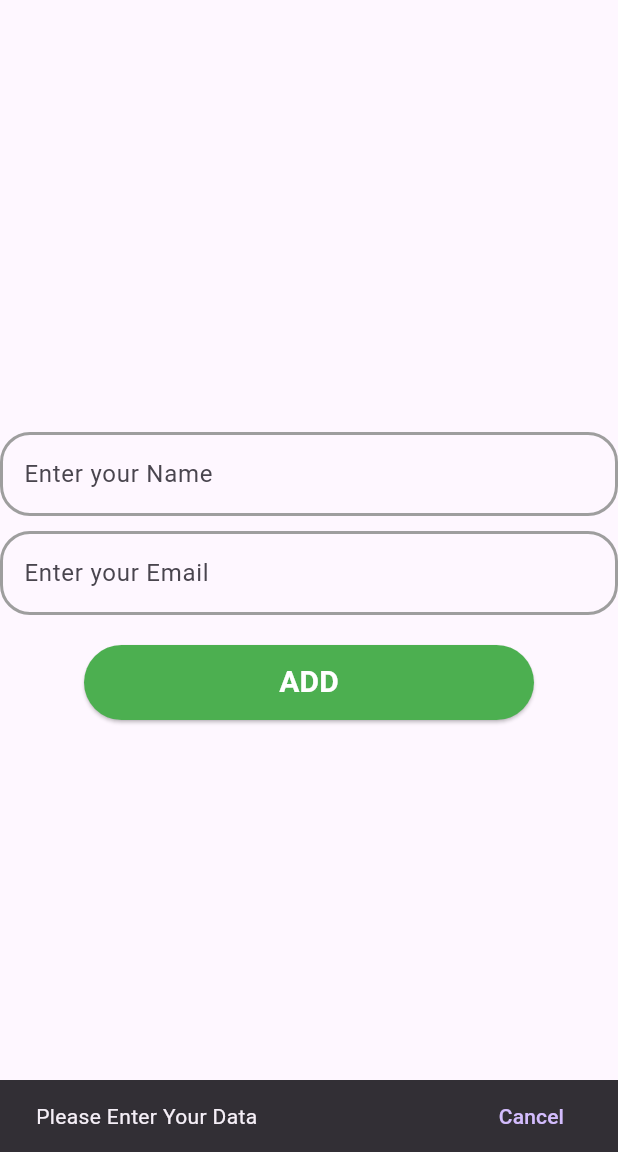
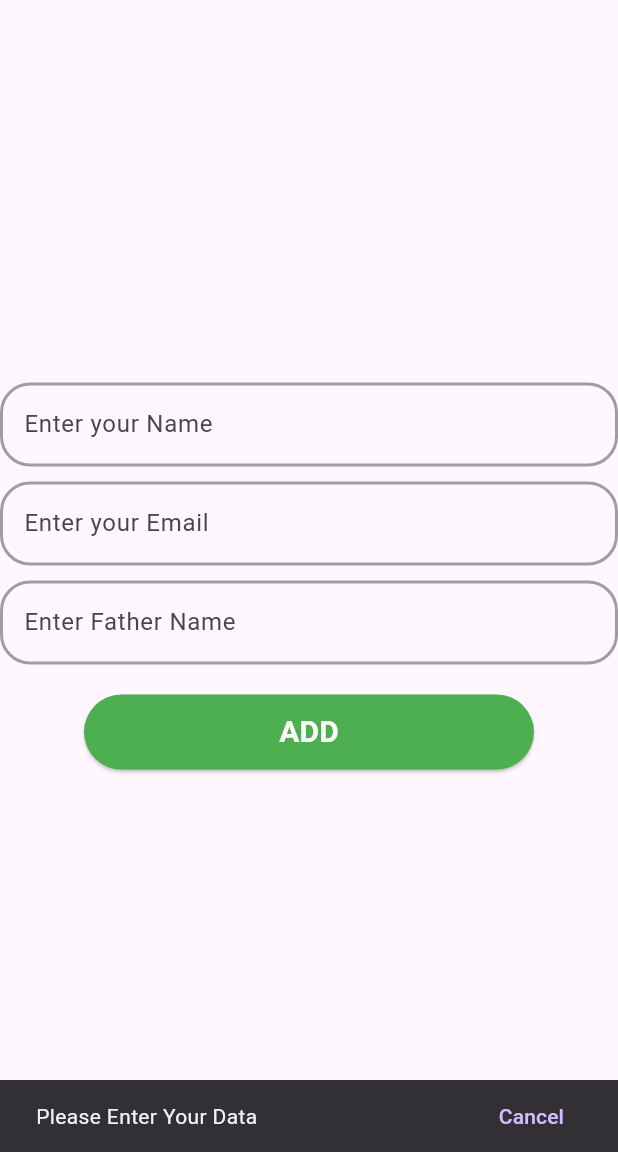
Before and after one commit to ArslanXXQazi/FireStore, a Flutter app: the screen it shows after launch, after a tap on "ADD", on a phone screen of 412 x 824 dp, the part 84-1236 px from its top. Run offline on Flutter 3.47's test engine with Material 3 defaults, Android fonts, the phone set to English and light mode, and no system bars; our stand-ins replace cloud_firestore, firebase_core; accounts and stored records are empty.

Commit message:
Update home_screen.dart

```diff
--- a/lib/home_screen.dart
+++ b/lib/home_screen.dart
@@ -10,6 +10,7 @@ class HomeScreen extends StatefulWidget {
 
 class _HomeScreenState extends State<HomeScreen> {
   TextEditingController nameController=TextEditingController();
+  TextEditingController fathernameController=TextEditingController();
   TextEditingController emailController=TextEditingController();
   final FirebaseFirestore firestore=FirebaseFirestore.instance;
   bool loading=false;
@@ -48,9 +49,8 @@ class _HomeScreenState extends State<HomeScreen> {
             ),
           ),
         ),
-
-        SizedBox(height: 10,),
           //==================================================>>>>2nd Text field
+          SizedBox(height: 10,),
           TextFormField(
           controller: emailController,
           decoration: InputDecoration(
@@ -68,6 +68,25 @@ class _HomeScreenState extends State<HomeScreen> {
           ),
         ),
 
+          //==================================================>>>>3rd Text field
+          SizedBox(height: 10,),
+          TextFormField(
+            controller: fathernameController,
+            decoration: InputDecoration(
+              border: InputBorder.none,
+              hintText: 'Enter Father Name',
+              labelText: 'Enter Father Name',
+              enabledBorder: OutlineInputBorder(
+                  borderRadius: BorderRadius.circular(20),
+                  borderSide: BorderSide(color: Colors.grey,width: 2)
+              ),
+              focusedBorder: OutlineInputBorder(
+                  borderRadius: BorderRadius.circular(20),
+                  borderSide: BorderSide(color: Colors.grey,width: 2)
+              ),
+            ),
+          ),
+
           SizedBox(height: 20,),
           //==================================================>>>>ADD Button
           loading?CircularProgressIndicator()
@@ -78,10 +97,11 @@ class _HomeScreenState extends State<HomeScreen> {
                 setState(() {
 
                 });
-                if(nameController.text.isNotEmpty && emailController.text.isNotEmpty){
+                if(nameController.text.isNotEmpty && emailController.text.isNotEmpty&&fathernameController.text.isNotEmpty){
                   await firestore.collection('Data').add({
                     'Email':emailController.text,
                     'Name':nameController.text,
+                    'Father Name':fathernameController,
                   });
                   loading=false;
                   setState(() {
```
